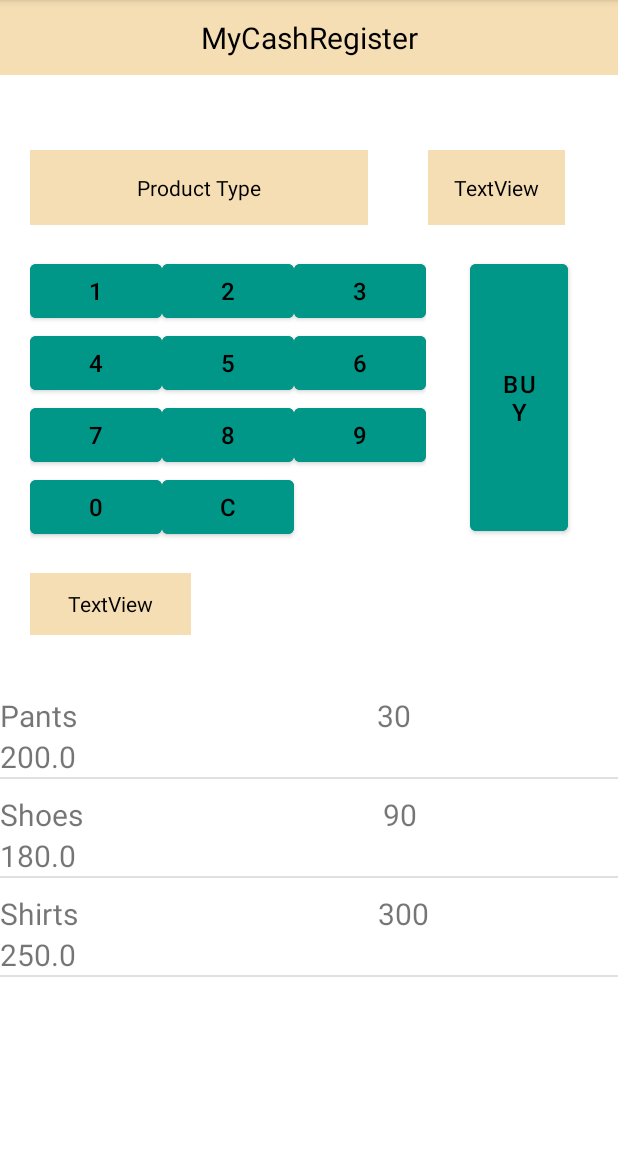
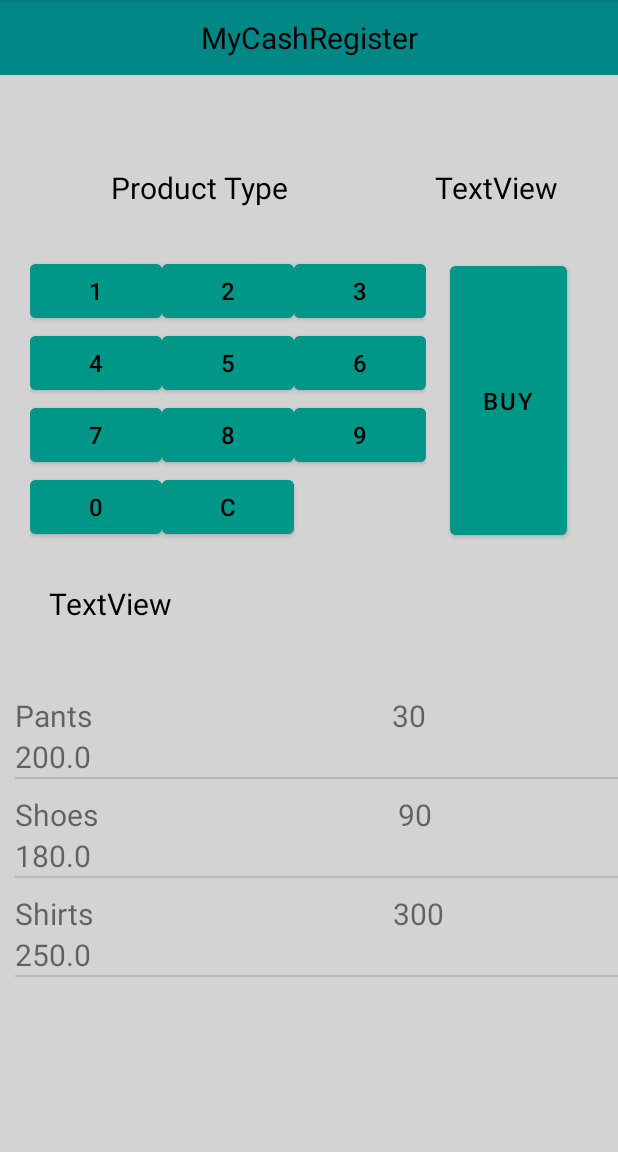
Before and after one commit to lindamol/CashRegisterAssignment2, an Android app: the screen it shows after launch (MainActivity), on a phone screen of 412 x 824 dp, the part 84-1236 px from its top. Run offline under Robolectric (Android 15) with nearby library versions, the phone set to English and light mode, and no system bars.

Commit message:
version2

```diff
--- a/app/src/main/res/layout/activity_main.xml
+++ b/app/src/main/res/layout/activity_main.xml
@@ -3,6 +3,7 @@
     xmlns:android="http://schemas.android.com/apk/res/android"
     xmlns:app="http://schemas.android.com/apk/res-auto"
     xmlns:tools="http://schemas.android.com/tools"
+    android:background="@color/LightGrey"
     android:layout_width="match_parent"
     android:layout_height="match_parent"
 
@@ -12,7 +13,7 @@
         android:id="@+id/title"
         android:layout_width="match_parent"
         android:layout_height="50sp"
-        android:background="@color/Wheat"
+       android:background="@color/teal_700"
         android:gravity="center"
         android:text="@string/textcashregister"
         android:textColor="@color/black"
@@ -25,7 +26,7 @@
         android:layout_below="@id/title"
         android:layout_marginLeft="20sp"
         android:layout_marginTop="50sp"
-        android:background="@color/Wheat"
+        android:textSize="20sp"
         android:gravity="center"
         android:text="@string/product_type"
         android:textColor="@color/black" />
@@ -38,19 +39,20 @@
         android:layout_marginLeft="40dp"
         android:layout_marginTop="50sp"
         android:layout_marginRight="20sp"
+        android:textSize="20sp"
         android:layout_toRightOf="@id/textViewproduct"
-        android:background="@color/Wheat"
         android:gravity="center"
         android:text="@string/textviewamount"
         android:textColor="@color/black" />
 
     <TableLayout
         android:id="@+id/tableid"
+        android:layout_width="wrap_content"
+        android:layout_height="wrap_content"
         android:layout_below="@id/textViewproduct"
         android:layout_marginLeft="20sp"
-        android:layout_marginTop="20sp"
-        android:layout_width="wrap_content"
-        android:layout_height="wrap_content">
+        android:layout_marginTop="20dp"
+        android:backgroundTint="#000000">
 
 
         <TableRow
@@ -64,8 +66,10 @@
                 android:backgroundTint="#009688"
                 android:fontFamily="sans-serif-medium"
                 android:text="@string/button1"
-                android:textColor="@color/black"
-                android:textSize="16sp" />
+                android:textColor="#000000"
+                android:textSize="16sp"
+                app:strokeColor="#673AB7"
+                tools:ignore="TextContrastCheck" />
 
             <Button
                 android:id="@+id/button2"
@@ -161,7 +165,7 @@
 
         <TableRow
             android:layout_width="match_parent"
-            android:layout_height="match_parent">
+            android:layout_height="wrap_content">
 
             <Button
                 android:id="@+id/button0"
@@ -189,11 +193,11 @@
 
     <Button
         android:id="@+id/buyButton"
-        android:layout_width="65dp"
-        android:layout_height="190dp"
+        android:layout_width="78dp"
+        android:layout_height="191dp"
         android:layout_below="@id/textViewamount"
-        android:layout_marginLeft="29dp"
-        android:layout_marginTop="20dp"
+        android:layout_marginLeft="16dp"
+        android:layout_marginTop="21dp"
         android:layout_toRightOf="@id/tableid"
         android:backgroundTint="#009688"
         android:fontFamily="sans-serif-medium"
@@ -208,16 +212,17 @@
         android:layout_below="@id/tableid"
         android:layout_marginLeft="20sp"
         android:layout_marginTop="20sp"
-        android:background="@color/Wheat"
         android:gravity="center"
         android:text="@string/textQuantity"
-        android:textColor="@color/black" />
+        android:textColor="@color/black"
+        android:textSize="20sp" />
 
     <ListView
         android:id="@+id/listproduct"
         android:layout_width="match_parent"
         android:layout_height="284dp"
         android:layout_below="@id/textViewquantity"
+        android:layout_marginLeft="10sp"
         android:layout_marginTop="30sp"
         tools:visibility="visible" />
 
```
Also changed, not shown: app/src/main/java/com/example/cashregisterassignment2/MainActivity.java (+9 -11 lines), app/src/main/java/com/example/cashregisterassignment2/ProductManager.java (+12 -4 lines).
